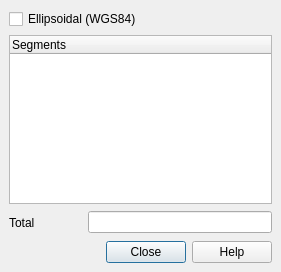
Old version of the form qgis/src/ui/qgsmeasurebase.ui in the repository sourcepole/qgis.
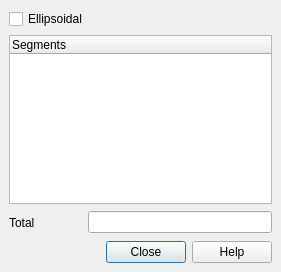
New version of the form. Icons and pictures are not drawn.

Diff of the .ui file:
```diff
--- a/qgis/src/ui/qgsmeasurebase.ui
+++ b/qgis/src/ui/qgsmeasurebase.ui
@@ -101,7 +101,7 @@
    <item row="0" column="0" colspan="3">
     <widget class="QCheckBox" name="mcbProjectionEnabled">
      <property name="text">
-      <string>Ellipsoidal (WGS84)</string>
+      <string>Ellipsoidal</string>
      </property>
     </widget>
    </item>
```
